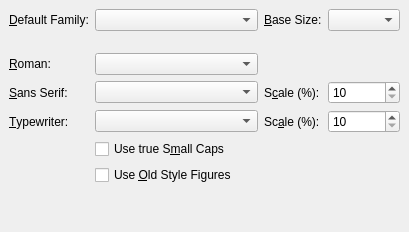
Qt form src/frontends/qt4/ui/FontUi.ui (cburschka/lyx) before a commit.
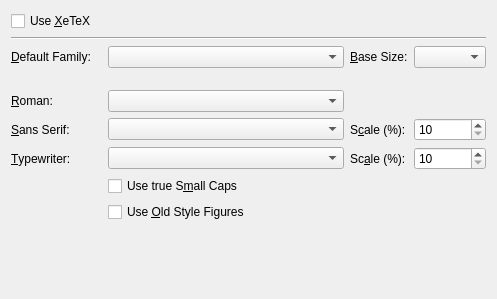
The same form after that commit.

Commit message: * src/frontends/qt4/PanelStack.{cpp, h}: 	- fix issues with clicking and keyboard movement

What changed in the file:
```diff
--- a/src/frontends/qt4/ui/FontUi.ui
+++ b/src/frontends/qt4/ui/FontUi.ui
@@ -5,86 +5,71 @@
    <rect>
     <x>0</x>
     <y>0</y>
-    <width>409</width>
-    <height>232</height>
+    <width>497</width>
+    <height>299</height>
    </rect>
   </property>
   <property name="windowTitle" >
    <string>FontUi</string>
   </property>
   <layout class="QGridLayout" >
-   <property name="margin" >
-    <number>9</number>
-   </property>
-   <property name="spacing" >
-    <number>6</number>
-   </property>
-   <item row="7" column="0" colspan="4" >
-    <spacer>
-     <property name="orientation" >
-      <enum>Qt::Vertical</enum>
+   <item row="0" column="0" >
+    <widget class="QCheckBox" name="xetexCB" >
+     <property name="toolTip" >
+      <string>Use the XeTeX processor, which allows access to all system fonts</string>
      </property>
-     <property name="sizeType" >
-      <enum>QSizePolicy::Expanding</enum>
+     <property name="text" >
+      <string>Use &amp;XeTeX</string>
      </property>
-     <property name="sizeHint" >
-      <size>
-       <width>391</width>
-       <height>21</height>
-      </size>
-     </property>
-    </spacer>
+    </widget>
    </item>
-   <item row="2" column="2" colspan="2" >
-    <spacer>
+   <item row="1" column="0" colspan="5" >
+    <widget class="Line" name="line" >
      <property name="orientation" >
       <enum>Qt::Horizontal</enum>
      </property>
-     <property name="sizeHint" >
-      <size>
-       <width>131</width>
-       <height>20</height>
-      </size>
-     </property>
-    </spacer>
-   </item>
-   <item row="4" column="3" >
-    <widget class="QSpinBox" name="scaleTypewriterSB" >
-     <property name="maximum" >
-      <number>200</number>
-     </property>
-     <property name="minimum" >
-      <number>10</number>
-     </property>
     </widget>
    </item>
-   <item row="4" column="2" >
-    <widget class="QLabel" name="scaleTypewriterLA" >
-     <property name="text" >
-      <string>Sc&amp;ale (%):</string>
-     </property>
-     <property name="buddy" >
-      <cstring>scaleTypewriterSB</cstring>
-     </property>
-    </widget>
-   </item>
-   <item row="4" column="1" >
-    <widget class="QComboBox" name="fontsTypewriterCO" />
-   </item>
-   <item row="4" column="0" >
-    <widget class="QLabel" name="fontsTypewriterLA" >
-     <property name="text" >
-      <string>&amp;Typewriter:</string>
-     </property>
-     <property name="buddy" >
-      <cstring>fontsTypewriterCO</cstring>
-     </property>
-    </widget>
-   </item>
-   <item row="2" column="1" >
-    <widget class="QComboBox" name="fontsRomanCO" />
-   </item>
    <item row="2" column="0" >
+    <widget class="QLabel" name="fontsDefaultLA" >
+     <property name="text" >
+      <string>&amp;Default Family:</string>
+     </property>
+     <property name="buddy" >
+      <cstring>fontsDefaultCO</cstring>
+     </property>
+    </widget>
+   </item>
+   <item row="2" column="2" >
+    <widget class="QComboBox" name="fontsDefaultCO" />
+   </item>
+   <item row="2" column="3" >
+    <widget class="QLabel" name="TextLabel2_2" >
+     <property name="text" >
+      <string>&amp;Base Size:</string>
+     </property>
+     <property name="buddy" >
+      <cstring>fontsizeCO</cstring>
+     </property>
+    </widget>
+   </item>
+   <item row="2" column="4" >
+    <widget class="QComboBox" name="fontsizeCO" />
+   </item>
+   <item row="3" column="2" >
+    <spacer>
+     <property name="orientation" >
+      <enum>Qt::Horizontal</enum>
+     </property>
+     <property name="sizeHint" >
+      <size>
+       <width>182</width>
+       <height>16</height>
+      </size>
+     </property>
+    </spacer>
+   </item>
+   <item row="4" column="0" >
     <widget class="QLabel" name="fontsRomanLA" >
      <property name="text" >
       <string>&amp;Roman:</string>
@@ -94,30 +79,23 @@
      </property>
     </widget>
    </item>
-   <item row="3" column="3" >
-    <widget class="QSpinBox" name="scaleSansSB" >
-     <property name="maximum" >
-      <number>200</number>
-     </property>
-     <property name="minimum" >
-      <number>10</number>
-     </property>
-    </widget>
+   <item row="4" column="2" >
+    <widget class="QComboBox" name="fontsRomanCO" />
    </item>
-   <item row="3" column="2" >
-    <widget class="QLabel" name="scaleSansLA" >
-     <property name="text" >
-      <string>S&amp;cale (%):</string>
+   <item row="4" column="3" colspan="2" >
+    <spacer>
+     <property name="orientation" >
+      <enum>Qt::Horizontal</enum>
      </property>
-     <property name="buddy" >
-      <cstring>scaleSansSB</cstring>
+     <property name="sizeHint" >
+      <size>
+       <width>131</width>
+       <height>20</height>
+      </size>
      </property>
-    </widget>
+    </spacer>
    </item>
-   <item row="3" column="1" >
-    <widget class="QComboBox" name="fontsSansCO" />
-   </item>
-   <item row="3" column="0" >
+   <item row="5" column="0" >
     <widget class="QLabel" name="fontsSansLA" >
      <property name="text" >
       <string>&amp;Sans Serif:</string>
@@ -127,58 +105,91 @@
      </property>
     </widget>
    </item>
-   <item row="1" column="1" >
-    <spacer>
-     <property name="orientation" >
-      <enum>Qt::Horizontal</enum>
+   <item row="5" column="2" >
+    <widget class="QComboBox" name="fontsSansCO" />
+   </item>
+   <item row="5" column="3" >
+    <widget class="QLabel" name="scaleSansLA" >
+     <property name="text" >
+      <string>S&amp;cale (%):</string>
      </property>
-     <property name="sizeHint" >
-      <size>
-       <width>182</width>
-       <height>16</height>
-      </size>
+     <property name="buddy" >
+      <cstring>scaleSansSB</cstring>
      </property>
-    </spacer>
+    </widget>
    </item>
-   <item row="6" column="1" >
-    <widget class="QCheckBox" name="fontOsfCB" >
+   <item row="5" column="4" >
+    <widget class="QSpinBox" name="scaleSansSB" >
+     <property name="minimum" >
+      <number>10</number>
+     </property>
+     <property name="maximum" >
+      <number>200</number>
+     </property>
+    </widget>
+   </item>
+   <item row="6" column="0" >
+    <widget class="QLabel" name="fontsTypewriterLA" >
      <property name="text" >
-      <string>Use &amp;Old Style Figures</string>
+      <string>&amp;Typewriter:</string>
      </property>
+     <property name="buddy" >
+      <cstring>fontsTypewriterCO</cstring>
+     </property>
     </widget>
    </item>
-   <item row="5" column="1" >
+   <item row="6" column="2" >
+    <widget class="QComboBox" name="fontsTypewriterCO" />
+   </item>
+   <item row="6" column="3" >
+    <widget class="QLabel" name="scaleTypewriterLA" >
+     <property name="text" >
+      <string>Sc&amp;ale (%):</string>
+     </property>
+     <property name="buddy" >
+      <cstring>scaleTypewriterSB</cstring>
+     </property>
+    </widget>
+   </item>
+   <item row="6" column="4" >
+    <widget class="QSpinBox" name="scaleTypewriterSB" >
+     <property name="minimum" >
+      <number>10</number>
+     </property>
+     <property name="maximum" >
+      <number>200</number>
+     </property>
+    </widget>
+   </item>
+   <item row="7" column="2" >
     <widget class="QCheckBox" name="fontScCB" >
      <property name="text" >
       <string>Use true S&amp;mall Caps</string>
      </property>
     </widget>
    </item>
-   <item row="0" column="0" >
-    <widget class="QLabel" name="fontsDefaultLA" >
+   <item row="8" column="2" >
+    <widget class="QCheckBox" name="fontOsfCB" >
      <property name="text" >
-      <string>&amp;Default Family:</string>
+      <string>Use &amp;Old Style Figures</string>
      </property>
-     <property name="buddy" >
-      <cstring>fontsDefaultCO</cstring>
-     </property>
     </widget>
    </item>
-   <item row="0" column="3" >
-    <widget class="QComboBox" name="fontsizeCO" />
-   </item>
-   <item row="0" column="2" >
-    <widget class="QLabel" name="TextLabel2_2" >
-     <property name="text" >
-      <string>&amp;Base Size:</string>
+   <item row="9" column="0" colspan="5" >
+    <spacer>
+     <property name="orientation" >
+      <enum>Qt::Vertical</enum>
      </property>
-     <property name="buddy" >
-      <cstring>fontsizeCO</cstring>
+     <property name="sizeType" >
+      <enum>QSizePolicy::Expanding</enum>
      </property>
-    </widget>
-   </item>
-   <item row="0" column="1" >
-    <widget class="QComboBox" name="fontsDefaultCO" />
+     <property name="sizeHint" >
+      <size>
+       <width>450</width>
+       <height>16</height>
+      </size>
+     </property>
+    </spacer>
    </item>
   </layout>
  </widget>
```
The commit also changes 2 other files.
